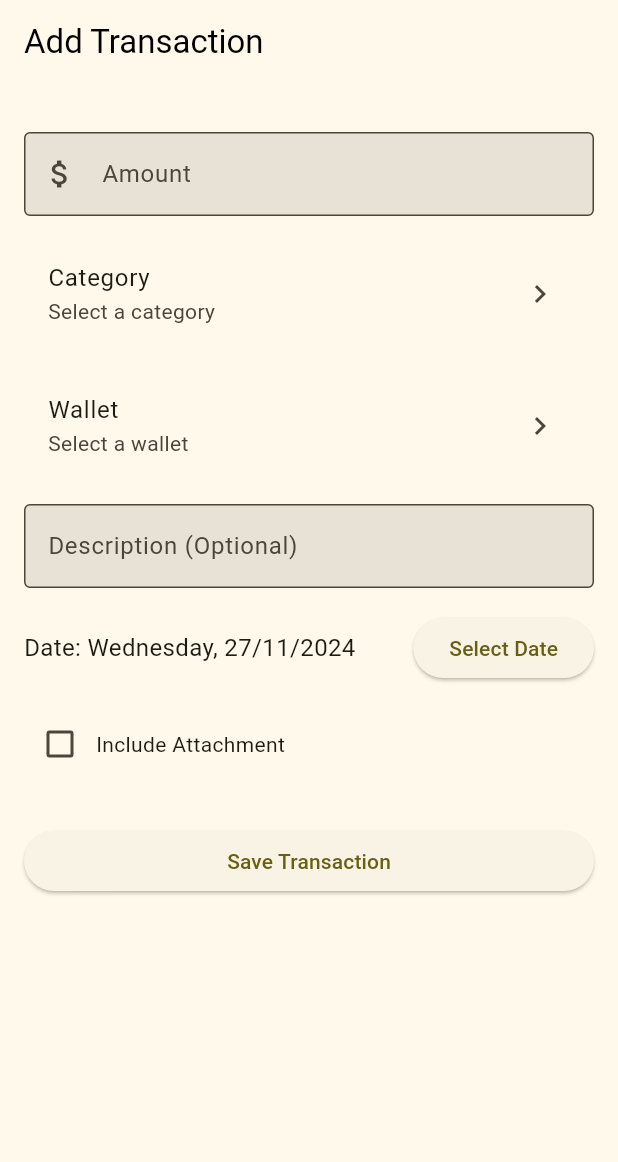
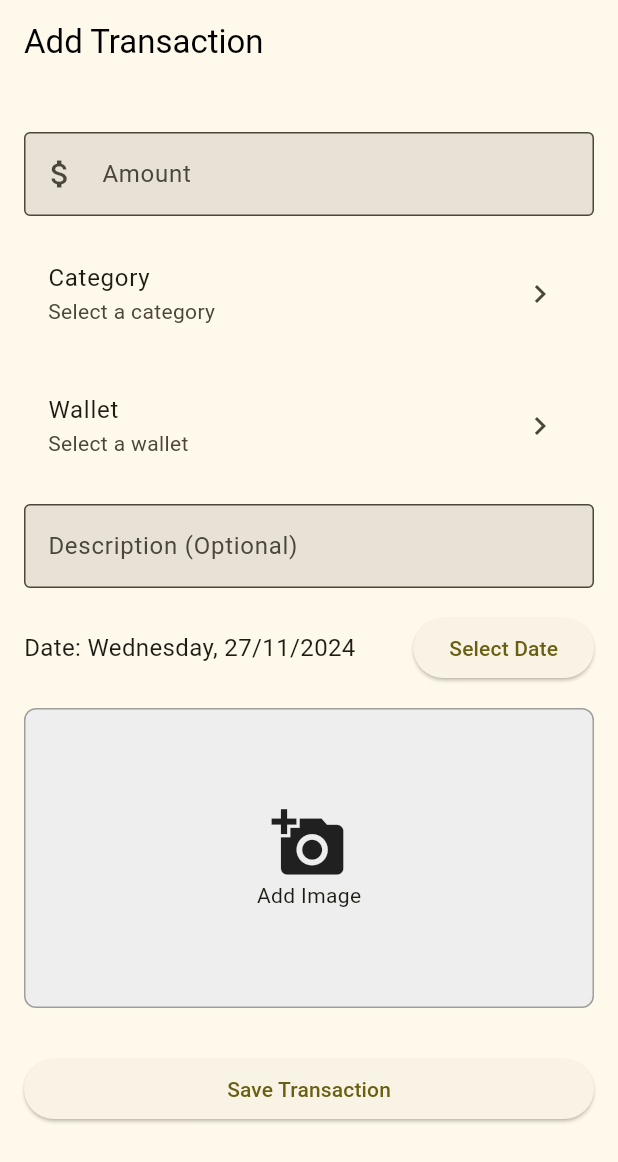
Before and after one commit to ridhoarmand/smartmoney, a Flutter app: the AddTransactionScreen screen opened by its route, on a phone screen of 412 x 824 dp. Shown: the top 1162 px of the screen. Run offline on Flutter 3.47's test engine with Material 3 defaults, Android fonts, the light colour scheme and no system bars; our stand-ins replace cloud_firestore, firebase_auth, firebase_core, firebase_storage, flex_color_scheme, flutter_riverpod and 4 more; missing offline and left inert: flutter_iconpicker; accounts and stored records are empty; generated files the repository leaves out were written again.

Commit message:
Tambah Image Picker di Tambah dan Update Transaksi

```diff
--- a/lib/features/transaction/service_providers/transaction_service_providers.dart
+++ b/lib/features/transaction/service_providers/transaction_service_providers.dart
@@ -1,6 +1,7 @@
 // transaction_service_providers.dart
 
 import 'package:cloud_firestore/cloud_firestore.dart';
+import 'package:firebase_storage/firebase_storage.dart';
 import 'package:flutter_riverpod/flutter_riverpod.dart';
 
 import '../models/user_transaction_model.dart';
@@ -145,6 +146,7 @@ class TransactionService {
     required String transactionId,
     required UserTransaction oldTransaction,
     required String categoryId,
+    required String categoryType,
     required num amount,
     required String description,
     required DateTime date,
--- a/lib/features/transaction/views/add_transaction_screen.dart
+++ b/lib/features/transaction/views/add_transaction_screen.dart
@@ -1,5 +1,8 @@
+import 'dart:io';
+import 'package:firebase_storage/firebase_storage.dart';
 import 'package:flutter/material.dart';
 import 'package:flutter_riverpod/flutter_riverpod.dart';
+import 'package:image_picker/image_picker.dart';
 import 'package:intl/intl.dart';
 import '../../auth/providers/auth_provider.dart';
 import '../service_providers/transaction_service_providers.dart';
@@ -24,8 +27,41 @@ class _AddTransactionScreenState extends ConsumerState<AddTransactionScreen> {
   String? _selectedWallet;
   String? _selectedWalletId;
   DateTime _selectedDate = DateTime.now();
-  bool _includeImage = false;
-  String? _imagePath;
+  File? _selectedImage;
+  String? _imageUrl;
+
+  final ImagePicker _imagePicker = ImagePicker();
+
+  Future<void> _pickImage() async {
+    final pickedFile = await _imagePicker.pickImage(source: ImageSource.gallery);
+
+    if (pickedFile != null) {
+      setState(() {
+        _selectedImage = File(pickedFile.path);
+      });
+    }
+  }
+
+  Future<String?> _uploadImage(String uid) async {
+    if (_selectedImage == null) return null;
+
+    try {
+      final storageRef = FirebaseStorage.instance
+          .ref()
+          .child('transactions/${DateTime.now().millisecondsSinceEpoch}.jpg');
+
+      final uploadTask = storageRef.putFile(_selectedImage!);
+      final snapshot = await uploadTask.whenComplete(() => null);
+      final url = await snapshot.ref.getDownloadURL();
+
+      return url;
+    } catch (e) {
+      ScaffoldMessenger.of(context).showSnackBar(
+        SnackBar(content: Text('Image upload failed: $e')),
+      );
+      return null;
+    }
+  }
 
   Future<void> _submitTransaction(String uid) async {
     if (_formKey.currentState!.validate() &&
@@ -34,6 +70,11 @@ class _AddTransactionScreenState extends ConsumerState<AddTransactionScreen> {
       final transactionService = ref.read(transactionServiceProvider);
 
       try {
+        // Upload image and get URL
+        if (_selectedImage != null) {
+          _imageUrl = await _uploadImage(uid);
+        }
+
         await transactionService.createTransaction(
           uid: uid,
           amount: double.parse(_amountController.text),
@@ -42,7 +83,7 @@ class _AddTransactionScreenState extends ConsumerState<AddTransactionScreen> {
           description: _descriptionController.text,
           date: _selectedDate,
           walletId: _selectedWalletId!,
-          imagePath: _imagePath,
+          imagePath: _imageUrl,
         );
 
         ScaffoldMessenger.of(context).showSnackBar(
@@ -99,12 +140,9 @@ class _AddTransactionScreenState extends ConsumerState<AddTransactionScreen> {
                   trailing: const Icon(Icons.chevron_right),
                   onTap: () async {
                     final selectedCategory =
-                        await Navigator.push<Map<String, String>?>(
-                      context,
-                      MaterialPageRoute(
-                        builder: (_) => const CategorySelectionScreen(),
-                      ),
-                    );
+                        await Navigator.push<Map<String, String>?>(context,
+                            MaterialPageRoute(
+                                builder: (_) => const CategorySelectionScreen()));
                     if (selectedCategory != null) {
                       setState(() {
                         _selectedCategoryId = selectedCategory['id'];
@@ -121,18 +159,13 @@ class _AddTransactionScreenState extends ConsumerState<AddTransactionScreen> {
                   trailing: const Icon(Icons.chevron_right),
                   onTap: () async {
                     final selectedWallet =
-                        await Navigator.push<Map<String, String>?>(
-                      context,
-                      MaterialPageRoute(
-                        builder: (_) => const WalletSelectionScreen(),
-                      ),
-                    );
+                        await Navigator.push<Map<String, String>?>(context,
+                            MaterialPageRoute(
+                                builder: (_) => const WalletSelectionScreen()));
                     if (selectedWallet != null) {
                       setState(() {
-                        _selectedWalletId =
-                            selectedWallet['id']; // Simpan ID dompet
-                        _selectedWallet =
-                            selectedWallet['name']; // Simpan nama dompet
+                        _selectedWalletId = selectedWallet['id'];
+                        _selectedWallet = selectedWallet['name'];
                       });
                     }
                   },
@@ -171,31 +204,36 @@ class _AddTransactionScreenState extends ConsumerState<AddTransactionScreen> {
                   ],
                 ),
                 const SizedBox(height: 16),
-                Row(
-                  children: [
-                    Checkbox(
-                      value: _includeImage,
-                      onChanged: (value) =>
-                          setState(() => _includeImage = value!),
+                GestureDetector(
+                  onTap: _pickImage,
+                  child: Container(
+                    width: double.infinity,
+                    height: 200,
+                    decoration: BoxDecoration(
+                      border: Border.all(color: Colors.grey),
+                      borderRadius: BorderRadius.circular(8),
+                      color: Colors.grey[200],
                     ),
-                    const Text('Include Attachment'),
-                  ],
+                    child: _selectedImage == null
+                        ? const Center(
+                            child: Column(
+                              mainAxisAlignment: MainAxisAlignment.center,
+                              children: [
+                                Icon(Icons.add_a_photo, size: 50),
+                                Text('Add Image'),
+                              ],
+                            ),
+                          )
+                        : ClipRRect(
+                            borderRadius: BorderRadius.circular(8),
+                            child: Image.file(
+                              _selectedImage!,
+                              fit: BoxFit.cover,
+                              width: double.infinity,
+                            ),
+                          ),
+                  ),
                 ),
-                if (_includeImage)
-                  TextFormField(
-                    onTap: () async {
-                      // Simulate image picking
-                      // Replace this with your image picker logic
-                      setState(() {
-                        _imagePath = 'path/to/image.jpg';
-                      });
-                    },
-                    readOnly: true,
-                    decoration: const InputDecoration(
-                      labelText: 'Image Path',
-                      prefixIcon: Icon(Icons.image),
-                    ),
-                  ),
                 const SizedBox(height: 30),
                 SizedBox(
                   width: double.infinity,
```
Also changed, not shown: lib/features/transaction/views/update_transaction_screen.dart (+83 -59 lines).
